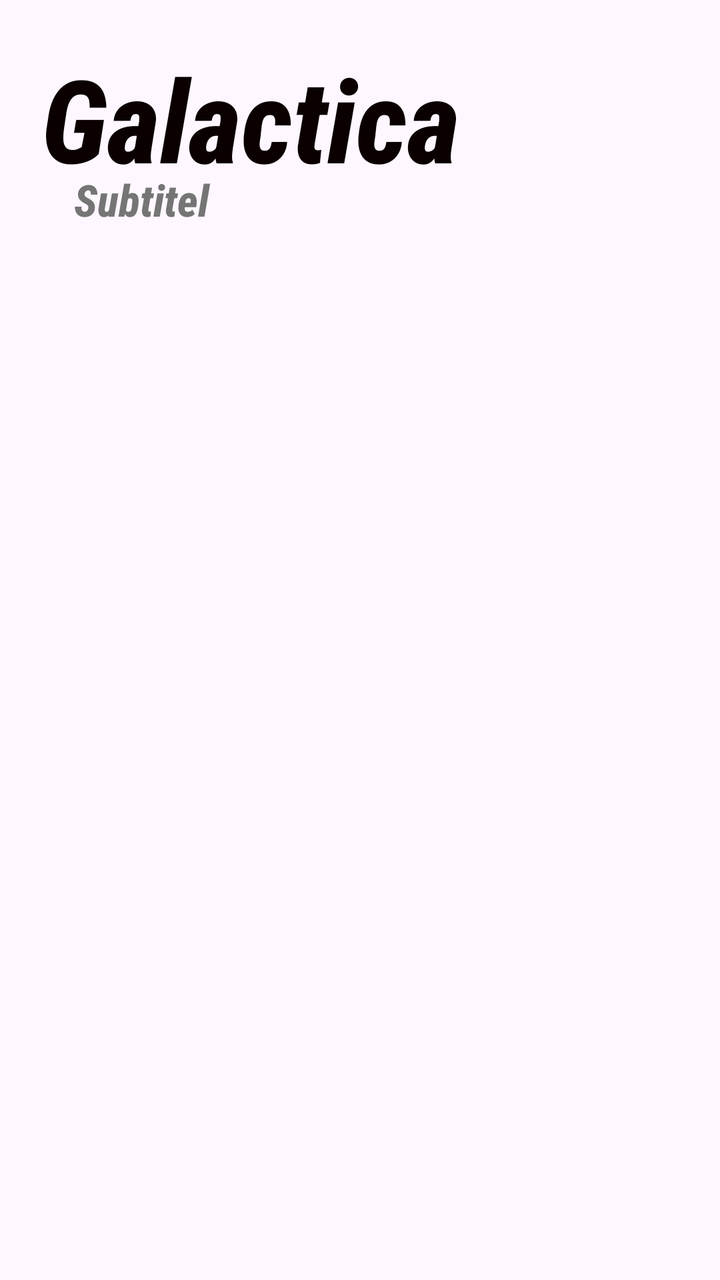
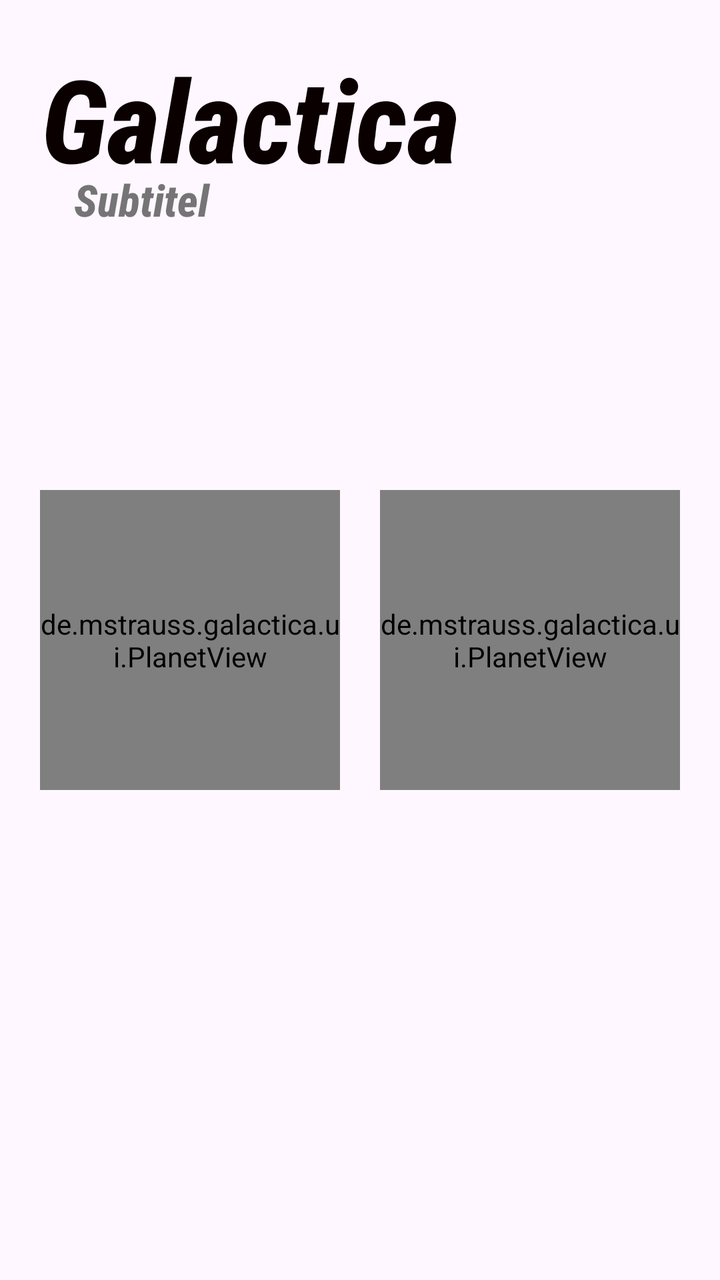

Two renders of the same Android screen: before a commit and after it. Below are the layout's source before the change and the commit's diff.
<!-- AndroidManifest.xml: application theme Theme.Galactica -->
<!-- res/layout/activity_main.xml -->
<?xml version="1.0" encoding="utf-8"?>
<androidx.constraintlayout.widget.ConstraintLayout xmlns:android="http://schemas.android.com/apk/res/android"
    xmlns:app="http://schemas.android.com/apk/res-auto"
    xmlns:tools="http://schemas.android.com/tools"
    android:id="@+id/main"
    android:layout_width="match_parent"
    android:layout_height="match_parent"
    tools:context=".MainActivity">

    <LinearLayout
        android:id="@+id/menu_left_layout"
        android:layout_width="match_parent"
        android:layout_height="match_parent"
        android:gravity="top|start"
        android:orientation="vertical"
        android:padding="10pt">

        <TextView
            android:id="@+id/gametitle"
            android:layout_width="wrap_content"
            android:layout_height="wrap_content"
            android:fontFamily="sans-serif-condensed-medium"
            android:text="@string/app_name"
            android:textColor="#0B0000"
            android:textSize="28pt"
            android:textStyle="bold|italic"
            app:layout_constraintBottom_toBottomOf="parent"
            app:layout_constraintEnd_toEndOf="parent"
            app:layout_constraintStart_toStartOf="parent"
            app:layout_constraintTop_toTopOf="parent" />

        <TextView
            android:id="@+id/subtitle"
            android:layout_width="match_parent"
            android:layout_height="wrap_content"
            android:fontFamily="sans-serif-condensed-medium"
            android:text="@string/subtitle"
            android:textAppearance="@style/TextAppearance.AppCompat.Large"
            android:textColor="@color/gray_600"
            android:textStyle="bold|italic"
            android:translationX="8pt"
            android:translationY="-6pt"
            app:layout_constraintBottom_toBottomOf="parent"
            app:layout_constraintEnd_toEndOf="parent"
            app:layout_constraintStart_toStartOf="parent"
            app:layout_constraintTop_toTopOf="parent" />

        <HorizontalScrollView
            android:id="@+id/campaign_levels"
            android:layout_width="match_parent"
            android:layout_height="match_parent"
            android:layout_marginStart="1dp"
            android:layout_marginTop="1dp"
            android:layout_marginEnd="1dp"
            android:layout_marginBottom="1dp"
            android:foregroundGravity="center_vertical"
            android:visibility="gone">

            
            <LinearLayout
                android:layout_width="wrap_content"
                android:layout_height="match_parent"
                android:foregroundGravity="center"
                android:gravity="center"
                android:orientation="horizontal">

                <de.mstrauss.galactica.ui.LevelCard
                    android:layout_width="match_parent"
                    android:layout_height="match_parent"
                    app:LevelNumber="1"
                    app:columns="6"
                    app:planetAmount="3"
                    app:rows="4" />

                <de.mstrauss.galactica.ui.LevelCard
                    android:layout_width="match_parent"
                    android:layout_height="match_parent"
                    app:LevelNumber="2"
                    app:availableMoves="26"
                    app:columns="7"
                    app:planetAmount="5"
                    app:rows="5" />

                <de.mstrauss.galactica.ui.LevelCard
                    android:layout_width="match_parent"
                    android:layout_height="match_parent"
                    app:LevelNumber="3"
                    app:availableMoves="18"
                    app:columns="9"
                    app:planetAmount="6"
                    app:rows="7" />

                <de.mstrauss.galactica.ui.LevelCard
                    android:layout_width="match_parent"
                    android:layout_height="match_parent"
                    app:LevelNumber="4"
                    app:availableMoves="12"
                    app:columns="10"
                    app:planetAmount="2"
                    app:rows="4" />

                <de.mstrauss.galactica.ui.LevelCard
                    android:layout_width="match_parent"
                    android:layout_height="match_parent"
                    app:LevelNumber="5"
                    app:availableMoves="26"
                    app:columns="14"
                    app:planetAmount="8"
                    app:rows="11" />

            </LinearLayout>
        </HorizontalScrollView>

        <LinearLayout
            android:id="@+id/single_player_playground_setting"
            android:layout_width="match_parent"
            android:layout_height="match_parent"
            android:gravity="center"
            android:orientation="horizontal"
            android:visibility="gone">

            <LinearLayout
                android:layout_width="wrap_content"
                android:layout_height="wrap_content"
                android:gravity="start"
                android:orientation="vertical">

                <androidx.appcompat.widget.SwitchCompat
                    android:layout_width="match_parent"
                    android:layout_height="match_parent"></androidx.appcompat.widget.SwitchCompat>
            </LinearLayout>

            <Button
                android:id="@+id/start_single_player_game_button"
                style="@android:style/Widget.Material.Button"
                android:layout_width="wrap_content"
                android:layout_height="wrap_content"
                android:text="@string/start_game_button"></Button>
        </LinearLayout>

        <LinearLayout
            android:id="@+id/settings_menu_layout"
            android:layout_width="wrap_content"
            android:layout_height="wrap_content"
            android:gravity="center|start"
            android:orientation="vertical"
            android:padding="10pt"
            android:visibility="gone"></LinearLayout>

        <LinearLayout
            android:id="@+id/single_menu_layout"
            android:layout_width="wrap_content"
            android:layout_height="wrap_content"
            android:gravity="center|start"
            android:orientation="vertical"
            android:padding="10pt"
            android:visibility="gone">

            <Button
                android:id="@+id/campaign_button"
                style="@android:style/Widget.Material.Button"
                android:layout_width="match_parent"
                android:layout_height="wrap_content"
                android:text="@string/campagne_button" />

            <Button
                android:id="@+id/single_player_playground_button"
                style="@android:style/Widget.Material.Button"
                android:layout_width="match_parent"
                android:layout_height="wrap_content"
                android:text="@string/custom_game" />
        </LinearLayout>

        <LinearLayout
            android:id="@+id/multi_menu_layout"
            android:layout_width="wrap_content"
            android:layout_height="wrap_content"
            android:gravity="center|start"
            android:orientation="vertical"
            android:padding="10pt"
            android:visibility="gone">

            <Button
                android:id="@+id/host_game_button"
                style="@android:style/Widget.Material.Button"
                android:layout_width="match_parent"
                android:layout_height="wrap_content"
                android:text="@string/host_game_button" />

            <Button
                android:id="@+id/join_game_button"
                style="@android:style/Widget.Material.Button"
                android:layout_width="match_parent"
                android:layout_height="wrap_content"
                android:text="@string/join_game_button" />
        </LinearLayout>

        <LinearLayout
            android:id="@+id/multiplayer_lobby_host"
            android:layout_width="match_parent"
            android:layout_height="wrap_content"
            android:gravity="center"
            android:orientation="horizontal"
            android:visibility="gone">

            <de.mstrauss.galactica.ui.MultiplayerLobbyHostView
                android:id="@+id/multiplayer_lobby_host_view"
                android:layout_width="wrap_content"
                android:layout_height="wrap_content" />


        </LinearLayout>

        <LinearLayout
            android:id="@+id/multiplayer_lobby_client"
            android:layout_width="match_parent"
            android:layout_height="wrap_content"
            android:gravity="center"
            android:orientation="horizontal"
            android:visibility="gone">


            <de.mstrauss.galactica.ui.MultiplayerLobbyClientView
                android:id="@+id/multiplayer_lobby_client_view"
                android:layout_width="wrap_content"
                android:layout_height="wrap_content" />

        </LinearLayout>

        <LinearLayout
            android:id="@+id/menu_buttons_layout"
            android:layout_width="wrap_content"
            android:layout_height="wrap_content"
            android:gravity="center|start"
            android:orientation="vertical"
            android:padding="10pt"
            android:visibility="gone">

            <Button
                android:id="@+id/menu_singleplayer_button"
                style="@android:style/Widget.Material.Button"
                android:layout_width="match_parent"
                android:layout_height="wrap_content"
                android:text="@string/singleplayer_button" />

            <Button
                android:id="@+id/menu_multiplayer_button"
                style="@android:style/Widget.Material.Button"
                android:layout_width="match_parent"
                android:layout_height="wrap_content"
                android:text="@string/multiplayer_button" />

            <Button
                android:id="@+id/menu_settings_button"
                style="@android:style/Widget.Material.Button"
                android:layout_width="wrap_content"
                android:layout_height="wrap_content"
                android:text="@string/settings_button" />
        </LinearLayout>
    </LinearLayout>

    <LinearLayout
        android:id="@+id/menu_back_button"
        android:layout_width="match_parent"
        android:layout_height="match_parent"
        android:gravity="end|top"
        android:orientation="vertical"
        android:padding="5pt"
        android:visibility="gone"
        app:layout_constraintTop_toTopOf="parent">
        <Button
            android:id="@+id/menu_back_button_inner"
            style="@android:style/Widget.Material.Button"
            android:layout_width="wrap_content"
            android:layout_height="wrap_content"
            android:text="@string/back_button" />
    </LinearLayout>
</androidx.constraintlayout.widget.ConstraintLayout>
<!-- resources referenced by this layout -->
<resources>
  <color name="gray_600">#FF757575</color>
  <string name="app_name">Galactica</string>
  <string name="back_button">Zurück</string>
  <string name="campagne_button">Kampagne</string>
  <string name="custom_game">Freies Spiel</string>
  <string name="host_game_button">Spiel Hosten</string>
  <string name="join_game_button">Spiel Beitreten</string>
  <string name="multiplayer_button">Mehrspieler</string>
  <string name="settings_button">Einstellungen</string>
  <string name="singleplayer_button">Einzelspieler</string>
  <string name="start_game_button">Start Game</string>
  <string name="subtitle">Subtitel</string>
  <style name="Theme.Galactica" parent="Base.Theme.Galactica" />
  <style name="Base.Theme.Galactica" parent="Theme.Material3.DayNight.NoActionBar">
  
          
          <item name="materialButtonStyle">@style/GalacticaButton</item>
  
          
          <item name="materialButtonOutlinedStyle">@style/GalacticaButton.Outlined</item>
  
          
          <item name="textAppearanceBodyLarge">@style/TextAppearance.Galactica.Body</item>
          <item name="fontFamily">sans-serif-condensed-medium</item>
  
          
      </style>
  <style name="GalacticaButton" parent="Widget.Material3.Button">
          <item name="backgroundTint">@color/space_glow</item>
          <item name="android:textColor">@color/white</item>
          <item name="cornerRadius">8dp</item>
          <item name="android:textStyle">bold</item>
          
          <item name="android:minHeight">52dp</item>
          <item name="android:insetTop">2dp</item>
          <item name="android:insetBottom">2dp</item>
          <item name="android:insetLeft">2dp</item>
          <item name="android:insetRight">2dp</item>
          <item name="android:letterSpacing">0.03</item>
      </style>
  <style name="GalacticaButton.Outlined" parent="Widget.Material3.Button.OutlinedButton">
          <item name="strokeColor">@color/space_glow</item>
          <item name="strokeWidth">2dp</item>
          <item name="cornerRadius">2dp</item>
          <item name="android:textColor">@color/white</item>
          <item name="android:minHeight">52dp</item>
      </style>
  <style name="TextAppearance.Galactica.Body" parent="TextAppearance.Material3.BodyLarge">
          <item name="android:textColor">@color/white</item>
      </style>
  <color name="space_glow">#5BC0EB</color>
  <color name="white">#FFFFFFFF</color>
</resources>

<!-- the commit's change to res/layout/activity_main.xml (unified diff, before → after) -->
@@ -275,4 +275,42 @@
             android:layout_height="wrap_content"
             android:text="@string/back_button" />
     </LinearLayout>
+
+    <LinearLayout
+        android:layout_width="match_parent"
+        android:layout_height="match_parent"
+        android:gravity="center"
+        android:orientation="horizontal"
+        >
+        <de.mstrauss.galactica.ui.PlanetView
+            android:layout_width="150dp"
+            android:layout_height="150dp"
+            android:layout_margin="10dp">
+        </de.mstrauss.galactica.ui.PlanetView>
+
+
+        <de.mstrauss.galactica.ui.PlanetView
+            android:layout_width="150dp"
+            android:layout_height="150dp"
+            app:primaryColor="@color/planet_red"
+            app:highlightColor="@color/planet_red_highlight"
+            android:layout_margin="10dp">
+        </de.mstrauss.galactica.ui.PlanetView>
+
+        <de.mstrauss.galactica.ui.PlanetView
+            android:layout_width="150dp"
+            android:layout_height="150dp"
+            app:primaryColor="@color/planet_green"
+            app:highlightColor="@color/planet_green_highlight"
+            android:layout_margin="10dp">
+        </de.mstrauss.galactica.ui.PlanetView>
+
+        <de.mstrauss.galactica.ui.PlanetView
+            android:layout_width="150dp"
+            android:layout_height="150dp"
+            app:primaryColor="@color/planet_brown"
+            app:highlightColor="@color/planet_brown_highlight"
+            android:layout_margin="10dp">
+        </de.mstrauss.galactica.ui.PlanetView>
+    </LinearLayout>
 </androidx.constraintlayout.widget.ConstraintLayout>
<!-- resource entries referenced after the edit -->
@@ -1,6 +1,12 @@
 <!-- resources referenced by this layout -->
 <resources>
   <color name="gray_600">#FF757575</color>
+  <color name="planet_brown">#714505</color>
+  <color name="planet_brown_highlight">#BF7917</color>
+  <color name="planet_green">#4CAF50</color>
+  <color name="planet_green_highlight">#8BC34A</color>
+  <color name="planet_red">#FF5722</color>
+  <color name="planet_red_highlight">#FF9800</color>
   <string name="app_name">Galactica</string>
   <string name="back_button">Zurück</string>
   <string name="campagne_button">Kampagne</string>
